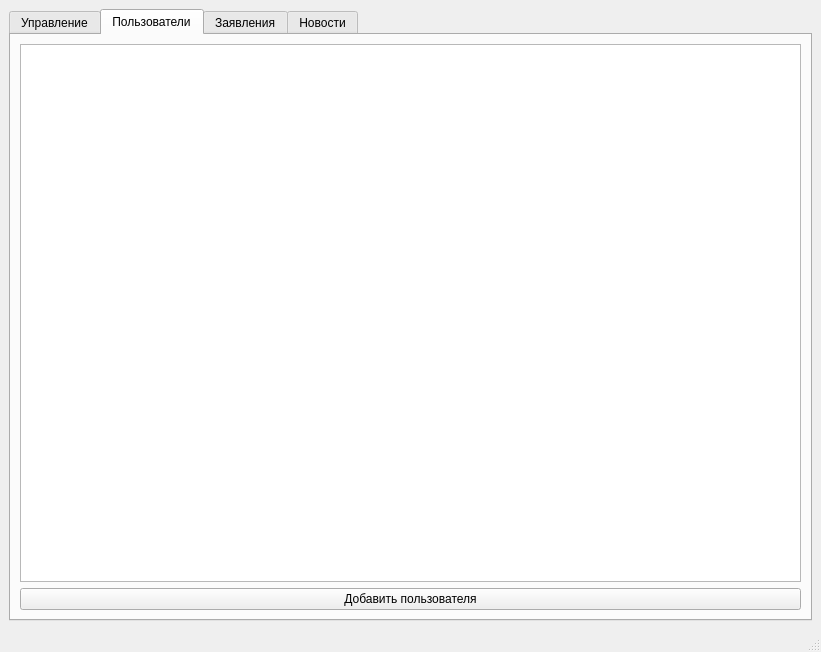
This is adminwindow.ui in MidNightCodder47/Dormitory_Kurs as Qt 5 draws it before an edit. The edited form follows.
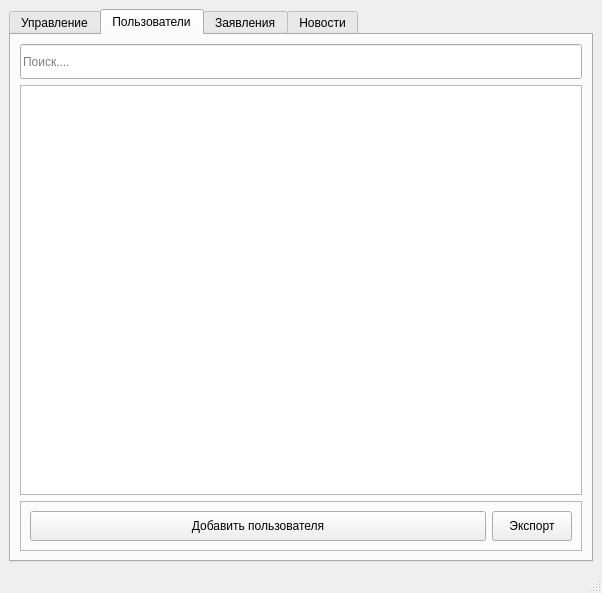
This is the edited form. The open tabs and pages were chosen to show the change.

```diff
--- a/adminwindow.ui
+++ b/adminwindow.ui
@@ -6,8 +6,8 @@
    <rect>
     <x>0</x>
     <y>0</y>
-    <width>821</width>
-    <height>652</height>
+    <width>602</width>
+    <height>593</height>
    </rect>
   </property>
   <property name="windowTitle">
@@ -105,14 +105,94 @@
         <string>Пользователи</string>
        </attribute>
        <layout class="QVBoxLayout" name="verticalLayout_3">
+        <item>
+         <widget class="QLineEdit" name="search">
+          <property name="sizePolicy">
+           <sizepolicy hsizetype="Expanding" vsizetype="Expanding">
+            <horstretch>0</horstretch>
+            <verstretch>11</verstretch>
+           </sizepolicy>
+          </property>
+          <property name="minimumSize">
+           <size>
+            <width>0</width>
+            <height>0</height>
+           </size>
+          </property>
+          <property name="maximumSize">
+           <size>
+            <width>16777215</width>
+            <height>35</height>
+           </size>
+          </property>
+          <property name="placeholderText">
+           <string>Поиск....</string>
+          </property>
+         </widget>
+        </item>
         <item>
          <widget class="QTableWidget" name="tableWidget"/>
         </item>
         <item>
-         <widget class="QPushButton" name="addUserBtn">
-          <property name="text">
-           <string>Добавить пользователя</string>
+         <widget class="QFrame" name="frame">
+          <property name="sizePolicy">
+           <sizepolicy hsizetype="Preferred" vsizetype="Expanding">
+            <horstretch>0</horstretch>
+            <verstretch>0</verstretch>
+           </sizepolicy>
           </property>
+          <property name="maximumSize">
+           <size>
+            <width>16777215</width>
+            <height>50</height>
+           </size>
+          </property>
+          <property name="frameShape">
+           <enum>QFrame::Shape::StyledPanel</enum>
+          </property>
+          <property name="frameShadow">
+           <enum>QFrame::Shadow::Raised</enum>
+          </property>
+          <layout class="QHBoxLayout" name="horizontalLayout">
+           <item>
+            <widget class="QPushButton" name="addUserBtn">
+             <property name="sizePolicy">
+              <sizepolicy hsizetype="Minimum" vsizetype="Expanding">
+               <horstretch>0</horstretch>
+               <verstretch>22</verstretch>
+              </sizepolicy>
+             </property>
+             <property name="maximumSize">
+              <size>
+               <width>16777215</width>
+               <height>45</height>
+              </size>
+             </property>
+             <property name="text">
+              <string>Добавить пользователя</string>
+             </property>
+            </widget>
+           </item>
+           <item>
+            <widget class="QPushButton" name="exportbtn">
+             <property name="sizePolicy">
+              <sizepolicy hsizetype="Fixed" vsizetype="Expanding">
+               <horstretch>0</horstretch>
+               <verstretch>0</verstretch>
+              </sizepolicy>
+             </property>
+             <property name="maximumSize">
+              <size>
+               <width>16777215</width>
+               <height>16777215</height>
+              </size>
+             </property>
+             <property name="text">
+              <string>Экспорт</string>
+             </property>
+            </widget>
+           </item>
+          </layout>
          </widget>
         </item>
        </layout>
```
Left out of the diff: 2 changed lines with no effect on the pictures.
